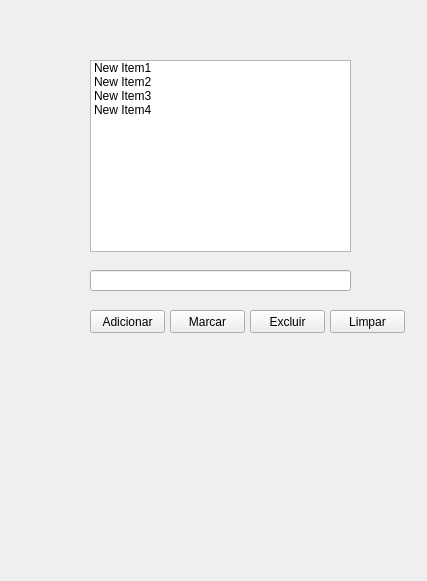
Old version of the form tela_lista.ui in the repository eliezersilva-dev/Projeto_Python_PyQt5_QtDesigner.
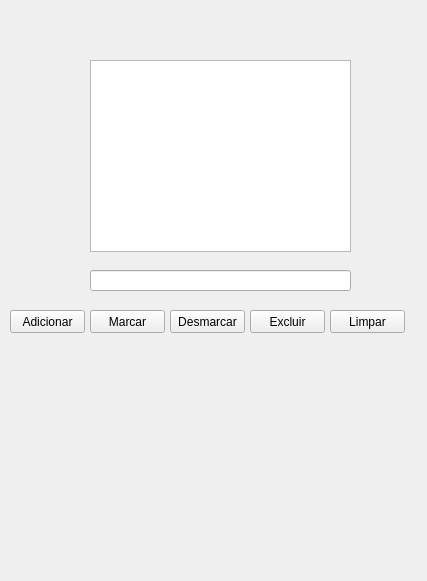
New version of the form.

Commit message: finalizandoLógicaLista

The edit to the form file:
```diff
--- a/tela_lista.ui
+++ b/tela_lista.ui
@@ -23,31 +23,6 @@
       <height>192</height>
      </rect>
     </property>
-    <item>
-     <property name="text">
-      <string>New Item1</string>
-     </property>
-    </item>
-    <item>
-     <property name="text">
-      <string>New Item2</string>
-     </property>
-    </item>
-    <item>
-     <property name="text">
-      <string>New Item3</string>
-     </property>
-    </item>
-    <item>
-     <property name="text">
-      <string>New Item4</string>
-     </property>
-    </item>
-    <item>
-     <property name="text">
-      <string/>
-     </property>
-    </item>
    </widget>
    <widget class="QLineEdit" name="lineEdit">
     <property name="geometry">
@@ -62,7 +37,7 @@
    <widget class="QPushButton" name="btn_adicionar">
     <property name="geometry">
      <rect>
-      <x>90</x>
+      <x>10</x>
       <y>310</y>
       <width>75</width>
       <height>23</height>
@@ -88,7 +63,7 @@
    <widget class="QPushButton" name="btn_marcar">
     <property name="geometry">
      <rect>
-      <x>170</x>
+      <x>90</x>
       <y>310</y>
       <width>75</width>
       <height>23</height>
@@ -111,6 +86,19 @@
      <string>Limpar</string>
     </property>
    </widget>
+   <widget class="QPushButton" name="btn_desmarcar">
+    <property name="geometry">
+     <rect>
+      <x>170</x>
+      <y>310</y>
+      <width>75</width>
+      <height>23</height>
+     </rect>
+    </property>
+    <property name="text">
+     <string>Desmarcar</string>
+    </property>
+   </widget>
   </widget>
  </widget>
  <resources/>
```
The commit also changes 2 other files.
